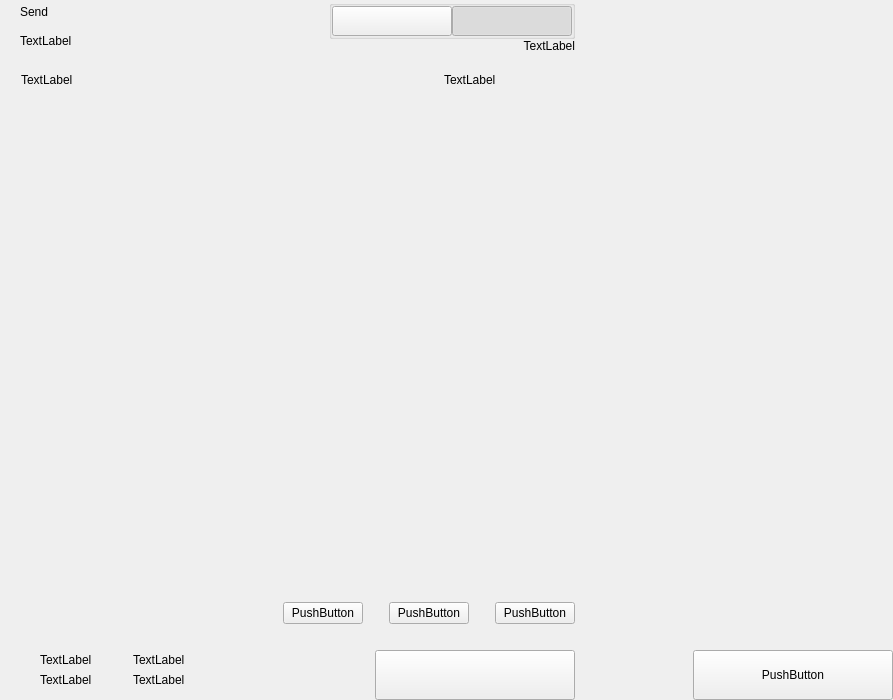
Qt form src/qt/pengolincoin/forms/send.ui (pengolincoin/PengolinCoin-Core) before a commit.
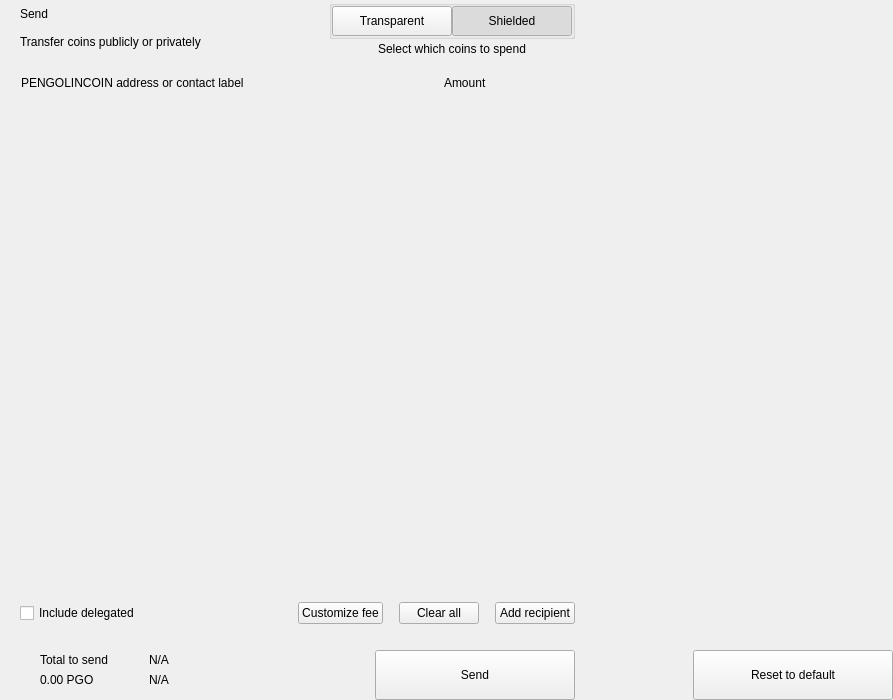
The same form after that commit. Custom widgets are drawn as their Qt base class.

Diff of the .ui file:
```diff
--- a/src/qt/pengolincoin/forms/send.ui
+++ b/src/qt/pengolincoin/forms/send.ui
@@ -66,7 +66,7 @@
           <item>
            <layout class="QVBoxLayout" name="verticalLayout">
             <property name="spacing">
-             <number>5</number>
+             <number>0</number>
             </property>
             <item>
              <widget class="QLabel" name="labelTitle">
@@ -81,7 +81,7 @@
             <item>
              <widget class="QLabel" name="labelSubtitle1">
               <property name="text">
-               <string>TextLabel</string>
+               <string>Transfer coins publicly or privately</string>
               </property>
              </widget>
             </item>
@@ -103,15 +103,20 @@
           <item>
            <layout class="QVBoxLayout" name="verticalLayout_6">
             <property name="spacing">
-             <number>0</number>
+             <number>3</number>
             </property>
-            <item>
+            <item alignment="Qt::AlignHCenter">
              <widget class="QGroupBox" name="groupBox">
+              <property name="styleSheet">
+               <string notr="true">#groupBox{
+padding-top:2px;
+}</string>
+              </property>
               <property name="title">
                <string/>
               </property>
               <property name="alignment">
-               <set>Qt::AlignLeading|Qt::AlignLeft|Qt::AlignTop</set>
+               <set>Qt::AlignCenter</set>
               </property>
               <layout class="QHBoxLayout" name="horizontalLayout_4">
                <property name="spacing">
@@ -147,7 +152,7 @@
                   <enum>Qt::NoFocus</enum>
                  </property>
                  <property name="text">
-                  <string/>
+                  <string>Transparent</string>
                  </property>
                  <property name="checkable">
                   <bool>true</bool>
@@ -175,7 +180,7 @@
                   <enum>Qt::NoFocus</enum>
                  </property>
                  <property name="text">
-                  <string/>
+                  <string>Shielded</string>
                  </property>
                  <property name="checkable">
                   <bool>true</bool>
@@ -191,13 +196,19 @@
               </layout>
              </widget>
             </item>
-            <item>
+            <item alignment="Qt::AlignHCenter|Qt::AlignTop">
              <widget class="QLabel" name="labelSubtitle2">
+              <property name="styleSheet">
+               <string notr="true"/>
+              </property>
               <property name="text">
-               <string>TextLabel</string>
+               <string>Select which coins to spend</string>
               </property>
               <property name="alignment">
-               <set>Qt::AlignRight|Qt::AlignTrailing|Qt::AlignVCenter</set>
+               <set>Qt::AlignCenter</set>
+              </property>
+              <property name="indent">
+               <number>0</number>
               </property>
              </widget>
             </item>
@@ -244,7 +255,7 @@
              <string notr="true">margin-left:8px;</string>
             </property>
             <property name="text">
-             <string>TextLabel</string>
+             <string>PENGOLINCOIN address or contact label</string>
             </property>
            </widget>
           </item>
@@ -267,7 +278,7 @@
           <item>
            <widget class="QLabel" name="labelSubtitleAmount">
             <property name="text">
-             <string>TextLabel</string>
+             <string>Amount</string>
             </property>
            </widget>
           </item>
@@ -366,9 +377,22 @@
           <property name="spacing">
            <number>6</number>
           </property>
+          <property name="leftMargin">
+           <number>20</number>
+          </property>
           <property name="rightMargin">
            <number>20</number>
           </property>
+          <item>
+           <widget class="QCheckBox" name="checkBoxDelegations">
+            <property name="layoutDirection">
+             <enum>Qt::LeftToRight</enum>
+            </property>
+            <property name="text">
+             <string>Include delegated</string>
+            </property>
+           </widget>
+          </item>
           <item>
            <spacer name="horizontalSpacer_4">
             <property name="orientation">
@@ -376,7 +400,7 @@
             </property>
             <property name="sizeHint" stdset="0">
              <size>
-              <width>40</width>
+              <width>10</width>
               <height>20</height>
              </size>
             </property>
@@ -388,7 +412,7 @@
              <enum>Qt::NoFocus</enum>
             </property>
             <property name="text">
-             <string>PushButton</string>
+             <string>Customize fee</string>
             </property>
            </widget>
           </item>
@@ -402,7 +426,7 @@
             </property>
             <property name="sizeHint" stdset="0">
              <size>
-              <width>20</width>
+              <width>10</width>
               <height>20</height>
              </size>
             </property>
@@ -417,7 +441,7 @@
              <enum>Qt::RightToLeft</enum>
             </property>
             <property name="text">
-             <string>PushButton</string>
+             <string>Clear all</string>
             </property>
            </widget>
           </item>
@@ -431,7 +455,7 @@
             </property>
             <property name="sizeHint" stdset="0">
              <size>
-              <width>20</width>
+              <width>10</width>
               <height>20</height>
              </size>
             </property>
@@ -443,7 +467,7 @@
              <enum>Qt::NoFocus</enum>
             </property>
             <property name="text">
-             <string>PushButton</string>
+             <string>Add recipient</string>
             </property>
            </widget>
           </item>
@@ -547,14 +571,14 @@
                      <item>
                       <widget class="QLabel" name="labelTitleTotalSend">
                        <property name="text">
-                        <string>TextLabel</string>
+                        <string>Total to send</string>
                        </property>
                       </widget>
                      </item>
                      <item>
                       <widget class="QLabel" name="labelAmountSend">
                        <property name="text">
-                        <string>TextLabel</string>
+                        <string notr="true">0.00 PGO</string>
                        </property>
                       </widget>
                      </item>
@@ -619,14 +643,14 @@
                      <item>
                       <widget class="QLabel" name="labelTitleTotalRemaining">
                        <property name="text">
-                        <string>TextLabel</string>
+                        <string notr="true">N/A</string>
                        </property>
                       </widget>
                      </item>
                      <item>
                       <widget class="QLabel" name="labelAmountRemaining">
                        <property name="text">
-                        <string>TextLabel</string>
+                        <string notr="true">N/A</string>
                        </property>
                       </widget>
                      </item>
@@ -676,7 +700,7 @@
              <enum>Qt::NoFocus</enum>
             </property>
             <property name="text">
-             <string/>
+             <string>Send</string>
             </property>
            </widget>
           </item>
@@ -783,7 +807,7 @@
              <enum>Qt::NoFocus</enum>
             </property>
             <property name="text">
-             <string>PushButton</string>
+             <string>Reset to default</string>
             </property>
            </widget>
           </item>
```
Left out of the diff: 10 changed lines with no effect on the pictures.
